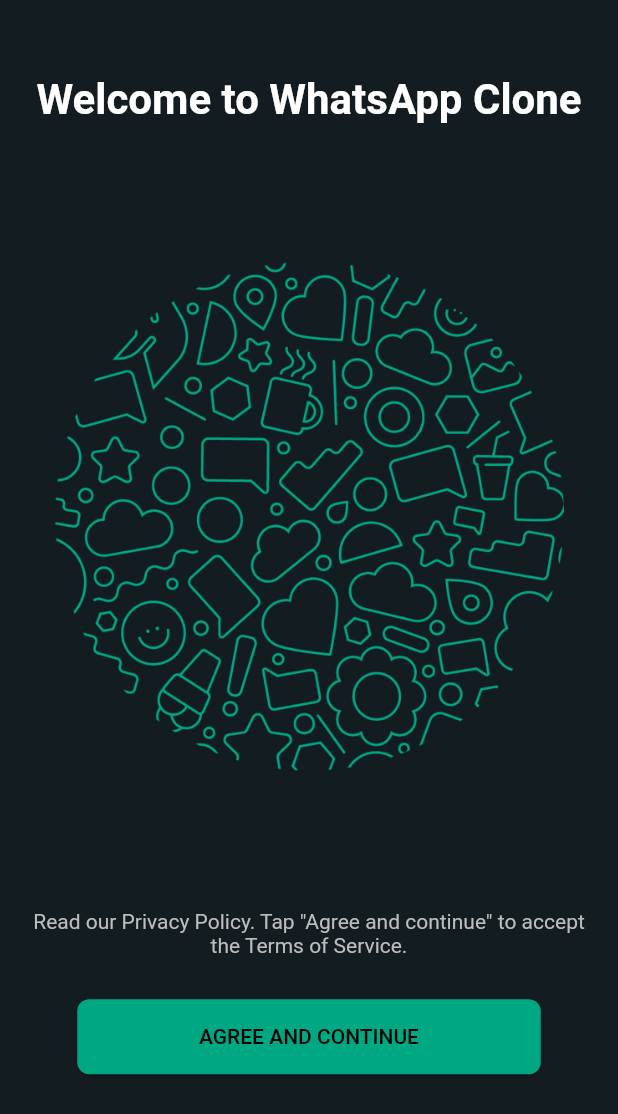
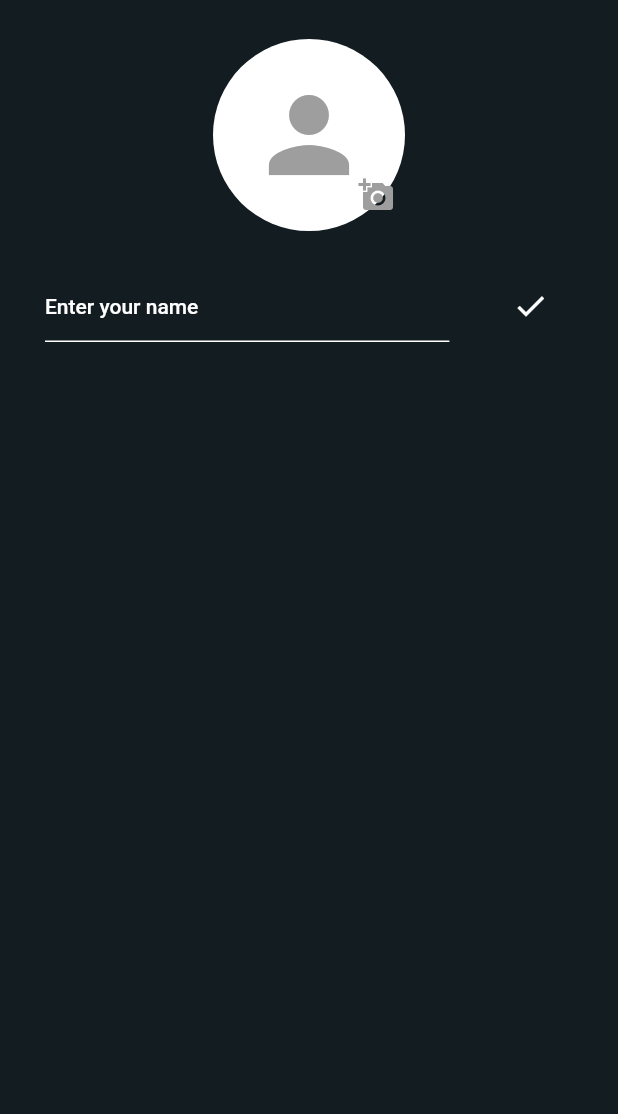
Before and after one commit to vyankatesh-nyati/whatsapp_clone_flutter, a Flutter app: the screen it shows after launch, on a phone screen of 412 x 824 dp. Shown: the top 1114 px of the screen. Run offline on Flutter 3.47's test engine with Material 2 defaults, Android fonts, the phone set to English and light mode, and no system bars; our stand-ins replace country_picker, image_picker.

```diff
--- /dev/null
+++ b/lib/features/auth/screens/details.dart
@@ -0,0 +1,83 @@
+import 'dart:io';
+
+import 'package:flutter/material.dart';
+
+class DetailsScreen extends StatefulWidget {
+  const DetailsScreen({super.key});
+
+  @override
+  State<DetailsScreen> createState() => _DetailsScreenState();
+}
+
+class _DetailsScreenState extends State<DetailsScreen> {
+  final TextEditingController nameController = TextEditingController();
+  File? pickedImage;
+
+  @override
+  void dispose() {
+    super.dispose();
+    nameController.dispose();
+  }
+
+  void pickImage() {
+
+  }
+
+  @override
+  Widget build(BuildContext context) {
+    return Scaffold(
+      body: SafeArea(
+        child: Center(
+          child: Column(
+            children: [
+              const SizedBox(height: 26),
+              Stack(
+                children: [
+                  const CircleAvatar(
+                    backgroundColor: Colors.white,
+                    radius: 64,
+                    child: Icon(
+                      Icons.person,
+                      size: 80,
+                      color: Colors.grey,
+                    ),
+                  ),
+                  Positioned(
+                    bottom: 0,
+                    right: -5,
+                    child: IconButton(
+                      onPressed: () {},
+                      icon: const Icon(
+                        Icons.add_a_photo,
+                        color: Colors.grey,
+                      ),
+                    ),
+                  )
+                ],
+              ),
+              const SizedBox(height: 26),
+              Row(
+                children: [
+                  Container(
+                    width: MediaQuery.of(context).size.width * 0.8,
+                    padding: const EdgeInsets.symmetric(horizontal: 30),
+                    child: TextField(
+                      controller: nameController,
+                      decoration: const InputDecoration(
+                        hintText: "Enter your name",
+                      ),
+                    ),
+                  ),
+                  IconButton(
+                    onPressed: () {},
+                    icon: const Icon(Icons.done),
+                  )
+                ],
+              )
+            ],
+          ),
+        ),
+      ),
+    );
+  }
+}
--- a/lib/screens/welcome.dart
+++ b/lib/features/auth/screens/welcome.dart
@@ -1,6 +1,6 @@
 import 'package:flutter/material.dart';
 import 'package:whatsapp_clone_flutter/config/colors.dart';
-import 'package:whatsapp_clone_flutter/screens/login.dart';
+import 'package:whatsapp_clone_flutter/features/auth/screens/login.dart';
 import 'package:whatsapp_clone_flutter/widgets/common/custom_button.dart';
 
 class WelcomeScreen extends StatelessWidget {
--- a/lib/main.dart
+++ b/lib/main.dart
@@ -1,8 +1,8 @@
 import 'package:flutter/material.dart';
 import 'package:whatsapp_clone_flutter/config/colors.dart';
+import 'package:whatsapp_clone_flutter/features/auth/screens/details.dart';
 import 'package:whatsapp_clone_flutter/router.dart';
-import 'package:whatsapp_clone_flutter/screens/app.dart';
-import 'package:whatsapp_clone_flutter/screens/welcome.dart';
+import 'package:whatsapp_clone_flutter/features/auth/screens/welcome.dart';
 
 void main() {
   runApp(const MyApp());
@@ -24,7 +24,7 @@ class MyApp extends StatelessWidget {
         ),
       ),
       onGenerateRoute: (settings) => generateRoute(settings),
-      home: const WelcomeScreen(),
+      home: const DetailsScreen(),
     );
   }
 }
--- a/lib/router.dart
+++ b/lib/router.dart
@@ -1,5 +1,5 @@
 import 'package:flutter/material.dart';
-import 'package:whatsapp_clone_flutter/screens/login.dart';
+import 'package:whatsapp_clone_flutter/features/auth/screens/login.dart';
 import 'package:whatsapp_clone_flutter/widgets/common/error.dart';
 
 Route<dynamic> generateRoute(RouteSettings settings) {
--- a/pubspec.yaml
+++ b/pubspec.yaml
@@ -36,6 +36,7 @@ dependencies:
   # Use with the CupertinoIcons class for iOS style icons.
   cupertino_icons: ^1.0.2
   country_picker: ^2.0.20
+  image_picker: ^0.8.8
 
 dev_dependencies:
   flutter_test:
```
Also changed, not shown: lib/utils/utils.dart (added, +29 -0 lines), lib/features/auth/screens/login.dart (renamed from lib/screens/login.dart), pubspec.lock, 6 other files.
